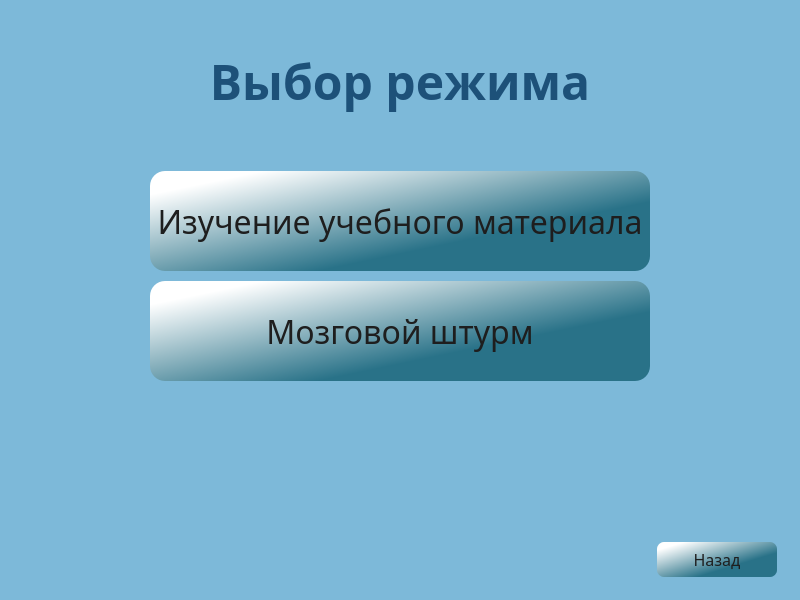
Qt form Client/jeducation-v0.1/choosemode.ui (Avedik/Desktop-application-IEducation) before a commit.
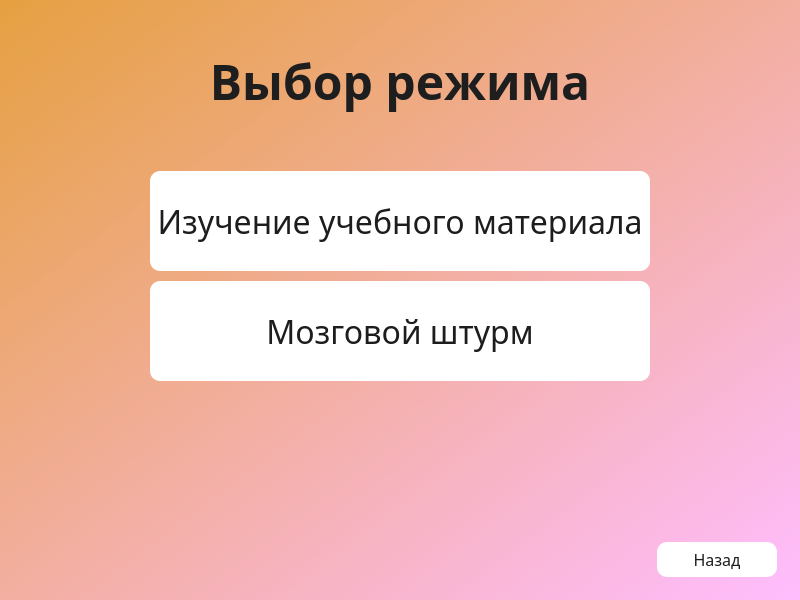
The same form after that commit.

What changed in the file:
```diff
--- a/Client/jeducation-v0.1/choosemode.ui
+++ b/Client/jeducation-v0.1/choosemode.ui
@@ -23,7 +23,8 @@
    <bool>false</bool>
   </property>
   <property name="styleSheet">
-   <string notr="true">background-color: rgb(125, 185, 217);</string>
+   <string notr="true">background:transparent;
+background-color: qlineargradient(spread:pad, x1:0, y1:0, x2:1, y2:1, stop:0 rgba(230, 160, 65, 255), stop:1 rgba(255, 189, 255, 255));</string>
   </property>
   <layout class="QVBoxLayout" name="verticalLayout">
    <property name="spacing">
@@ -47,7 +48,9 @@
         </font>
        </property>
        <property name="styleSheet">
-        <string notr="true">color: rgb(29, 81, 121);</string>
+        <string notr="true">background:transparent;
+color: rgb(30, 30, 30);
+</string>
        </property>
        <property name="text">
         <string>Выбор режима</string>
@@ -103,10 +106,11 @@
           </font>
          </property>
          <property name="styleSheet">
-          <string notr="true">background-color: qlineargradient(spread:pad, x1:0.652, y1:0.67, x2:0.096, y2:0.136227, stop:0 rgba(41, 114, 136, 255), stop:1 rgba(255, 255, 255, 255));
-border:20px;
-border-radius:15;
-color: rgb(30, 30, 30);</string>
+          <string notr="true">background-color: rgb(255, 255, 255);
+color: rgb(29, 29, 29);
+border:2px;
+border-radius:10;
+</string>
          </property>
          <property name="text">
           <string>Изучение учебного материала</string>
@@ -161,10 +165,10 @@
           </font>
          </property>
          <property name="styleSheet">
-          <string notr="true">background-color: qlineargradient(spread:pad, x1:0.652, y1:0.67, x2:0.096, y2:0.136227, stop:0 rgba(41, 114, 136, 255), stop:1 rgba(255, 255, 255, 255));
-border:20px;
-border-radius:15;
-color: rgb(30, 30, 30);
+          <string notr="true">background-color: rgb(255, 255, 255);
+color: rgb(29, 29, 29);
+border:2px;
+border-radius:10;
 </string>
          </property>
          <property name="text">
@@ -247,10 +251,10 @@
         </font>
        </property>
        <property name="styleSheet">
-        <string notr="true">background-color: qlineargradient(spread:pad, x1:0.652, y1:0.67, x2:0.096, y2:0.136227, stop:0 rgba(41, 114, 136, 255), stop:1 rgba(255, 255, 255, 255));
-border:20px;
-border-radius:7;
-color: rgb(30, 30, 30);
+        <string notr="true">background-color: rgb(255, 255, 255);
+color: rgb(29, 29, 29);
+border:2px;
+border-radius:10;
 </string>
        </property>
        <property name="text">
```
